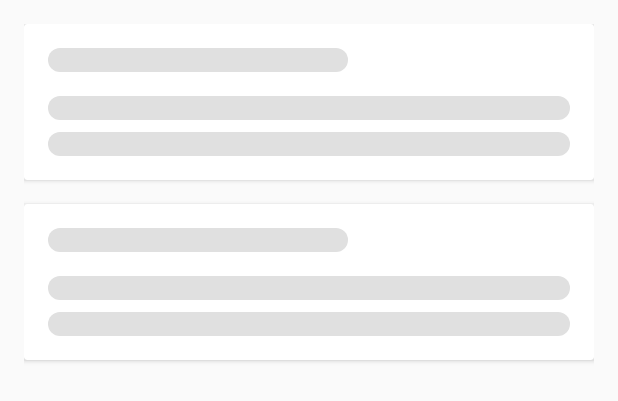
After one commit to vinitagrawal/Posts, an Android app: the layout post_shimmer_layout.xml on its own in the app's theme, with its tools: preview values and no code run, on a phone screen of 412 x 824 dp. The commit adds this screen. Shown: the top 401 px of the screen. Run offline under Robolectric (Android 15) with nearby library versions, the phone set to English and light mode, and no system bars; network calls fail.

Commit message:
Add ShimmerView to show loading state

```diff
--- a/app/build.gradle
+++ b/app/build.gradle
@@ -58,6 +58,7 @@ dependencies {
     implementation designLibraries.constraintLayout
     implementation designLibraries.recyclerView
     implementation designLibraries.cardView
+    implementation designLibraries.shimmerView
     implementation project(':common')
     implementation project(':network')
 
--- a/app/src/main/java/me/vinitagrawal/posts/post/view/PostsFragment.kt
+++ b/app/src/main/java/me/vinitagrawal/posts/post/view/PostsFragment.kt
@@ -4,7 +4,7 @@ import android.os.Bundle
 import android.view.LayoutInflater
 import android.view.View
 import android.view.ViewGroup
-import android.widget.ProgressBar
+import android.widget.LinearLayout
 import android.widget.TextView
 import androidx.recyclerview.widget.LinearLayoutManager
 import androidx.recyclerview.widget.RecyclerView
@@ -18,7 +18,7 @@ import me.vinitagrawal.posts.post.model.PostsState.*
 class PostsFragment : BaseFragment<PostsViewModel>(PostsViewModel::class.java) {
 
     private val postsView by bindView<RecyclerView>(R.id.postsView)
-    private val loadingView by bindView<ProgressBar>(R.id.loadingView)
+    private val loadingView by bindView<LinearLayout>(R.id.loadingView)
     private val errorView by bindView<TextView>(R.id.errorView)
     private val noDataView by bindView<TextView>(R.id.noDataView)
 
--- a/app/src/main/res/layout/fragment_post.xml
+++ b/app/src/main/res/layout/fragment_post.xml
@@ -19,15 +19,10 @@
         tools:listitem="@layout/post_tile"
         tools:visibility="visible" />
 
-    <ProgressBar
+    <include
         android:id="@+id/loadingView"
-        android:layout_width="wrap_content"
-        android:layout_height="wrap_content"
+        layout="@layout/post_shimmer_layout"
         android:visibility="gone"
-        app:layout_constraintBottom_toBottomOf="parent"
-        app:layout_constraintLeft_toLeftOf="parent"
-        app:layout_constraintRight_toRightOf="parent"
-        app:layout_constraintTop_toTopOf="parent"
         tools:visibility="visible" />
 
     <TextView
--- /dev/null
+++ b/app/src/main/res/layout/post_shimmer_layout.xml
@@ -0,0 +1,18 @@
+<?xml version="1.0" encoding="utf-8"?>
+<LinearLayout xmlns:android="http://schemas.android.com/apk/res/android"
+    android:layout_width="match_parent"
+    android:layout_height="match_parent"
+    android:orientation="vertical"
+    android:padding="16dp">
+
+    <include
+        layout="@layout/shimmer_card_view"
+        android:layout_width="match_parent"
+        android:layout_height="wrap_content" />
+
+    <include
+        layout="@layout/shimmer_card_view"
+        android:layout_width="match_parent"
+        android:layout_height="wrap_content"
+        android:layout_marginTop="16dp" />
+</LinearLayout>
--- /dev/null
+++ b/app/src/main/res/layout/shimmer_card_view.xml
@@ -0,0 +1,37 @@
+<?xml version="1.0" encoding="utf-8"?>
+<androidx.cardview.widget.CardView xmlns:android="http://schemas.android.com/apk/res/android"
+    android:layout_width="match_parent"
+    android:layout_height="wrap_content"
+    xmlns:app="http://schemas.android.com/apk/res-auto"
+    android:elevation="12dp">
+
+    <com.facebook.shimmer.ShimmerFrameLayout
+        android:layout_width="match_parent"
+        android:layout_height="match_parent"
+        android:padding="16dp"
+        app:shimmer_duration="1000">
+
+        <LinearLayout
+            android:layout_width="match_parent"
+            android:layout_height="wrap_content"
+            android:orientation="vertical">
+
+            <View
+                android:layout_width="200dp"
+                android:layout_height="16dp"
+                android:background="@drawable/horizontal_shimmer" />
+
+            <View
+                android:layout_width="match_parent"
+                android:layout_height="16dp"
+                android:layout_marginTop="16dp"
+                android:background="@drawable/horizontal_shimmer" />
+
+            <View
+                android:layout_width="match_parent"
+                android:layout_height="16dp"
+                android:layout_marginTop="8dp"
+                android:background="@drawable/horizontal_shimmer" />
+        </LinearLayout>
+    </com.facebook.shimmer.ShimmerFrameLayout>
+</androidx.cardview.widget.CardView>
--- /dev/null
+++ b/common/src/main/res/drawable/horizontal_shimmer.xml
@@ -0,0 +1,6 @@
+<?xml version="1.0" encoding="utf-8"?>
+<shape xmlns:android="http://schemas.android.com/apk/res/android"
+       android:shape="rectangle">
+    <solid android:color="@color/shimmer" />
+    <corners android:radius="8dp" />
+</shape>
--- /dev/null
+++ b/common/src/main/res/values/colors.xml
@@ -0,0 +1,4 @@
+<?xml version="1.0" encoding="utf-8"?>
+<resources>
+    <color name="shimmer">#e0e0e0</color>
+</resources>
--- a/libraries.gradle
+++ b/libraries.gradle
@@ -32,7 +32,8 @@ ext {
     designLibraries = [
             constraintLayout    : 'androidx.constraintlayout:constraintlayout:1.1.3',
             recyclerView        : 'androidx.recyclerview:recyclerview:1.1.0-alpha06',
-            cardView            : 'androidx.cardview:cardview:1.0.0'
+            cardView            : 'androidx.cardview:cardview:1.0.0',
+            shimmerView         : 'com.facebook.shimmer:shimmer:0.4.0'
     ]
 
     testLibraries = [
```
